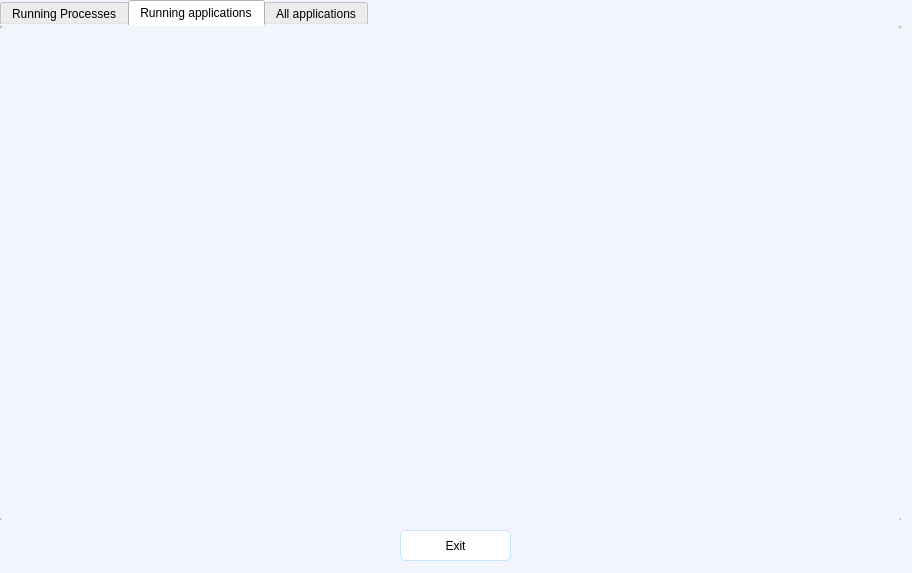
The window that apps.ui (hdkhang6803/PC_Remote_Control) describes before a commit, drawn with Qt 5.
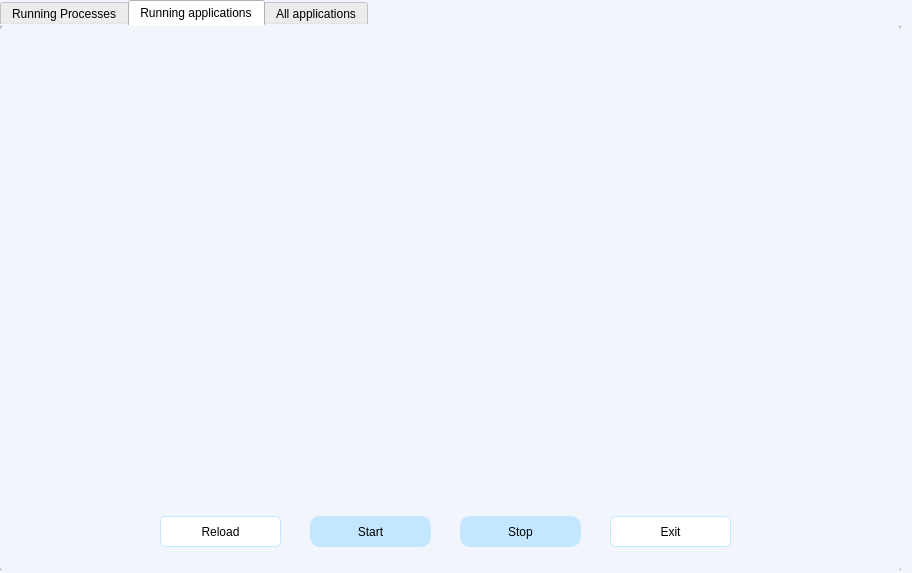
The same window after the commit. The open tabs and pages were chosen to show the change.

Commit message: app buttons (reload, sto, start)

What changed in the file:
```diff
--- a/apps.ui
+++ b/apps.ui
@@ -23,7 +23,7 @@
      <x>0</x>
      <y>0</y>
      <width>901</width>
-     <height>521</height>
+     <height>571</height>
     </rect>
    </property>
    <property name="styleSheet">
@@ -46,6 +46,66 @@
       </rect>
      </property>
     </widget>
+    <widget class="QPushButton" name="reloadButton">
+     <property name="geometry">
+      <rect>
+       <x>220</x>
+       <y>490</y>
+       <width>121</width>
+       <height>31</height>
+      </rect>
+     </property>
+     <property name="styleSheet">
+      <string notr="true">font: 600 10pt &quot;UTM Avo&quot;;
+border: 1px solid rgb(194, 231, 255);
+background-color: #ffffff;
+border-radius: 5px;
+</string>
+     </property>
+     <property name="text">
+      <string>Reload</string>
+     </property>
+    </widget>
+    <widget class="QPushButton" name="stopButton">
+     <property name="geometry">
+      <rect>
+       <x>370</x>
+       <y>490</y>
+       <width>151</width>
+       <height>31</height>
+      </rect>
+     </property>
+     <property name="styleSheet">
+      <string notr="true">font: 600 10pt &quot;UTM Avo&quot;;
+border: 1px solid rgb(194, 231, 255);
+background-color: rgb(194, 231, 255);
+border-radius: 10px;
+</string>
+     </property>
+     <property name="text">
+      <string> Kill process</string>
+     </property>
+    </widget>
+    <widget class="QPushButton" name="exitButton">
+     <property name="geometry">
+      <rect>
+       <x>550</x>
+       <y>490</y>
+       <width>121</width>
+       <height>31</height>
+      </rect>
+     </property>
+     <property name="styleSheet">
+      <string notr="true">font: 600 10pt &quot;UTM Avo&quot;;
+border: 1px solid rgb(194, 231, 255);
+background-color: #ffffff;
+border-radius: 5px;
+</string>
+     </property>
+     <property name="text">
+      <string>Exit</string>
+     </property>
+    </widget>
    </widget>
    <widget class="QWidget" name="runningAppsTab">
     <attribute name="title">
@@ -61,6 +121,86 @@
       </rect>
      </property>
     </widget>
+    <widget class="QPushButton" name="startButton_2">
+     <property name="geometry">
+      <rect>
+       <x>310</x>
+       <y>490</y>
+       <width>121</width>
+       <height>31</height>
+      </rect>
+     </property>
+     <property name="styleSheet">
+      <string notr="true">font: 600 10pt &quot;UTM Avo&quot;;
+border: 1px solid rgb(194, 231, 255);
+background-color: rgb(194, 231, 255);
+border-radius: 10px;
+</string>
+     </property>
+     <property name="text">
+      <string>Start</string>
+     </property>
+    </widget>
+    <widget class="QPushButton" name="stopButton_2">
+     <property name="geometry">
+      <rect>
+       <x>460</x>
+       <y>490</y>
+       <width>121</width>
+       <height>31</height>
+      </rect>
+     </property>
+     <property name="styleSheet">
+      <string notr="true">font: 600 10pt &quot;UTM Avo&quot;;
+border: 1px solid rgb(194, 231, 255);
+background-color: rgb(194, 231, 255);
+border-radius: 10px;
+</string>
+     </property>
+     <property name="text">
+      <string>Stop</string>
+     </property>
+    </widget>
+    <widget class="QPushButton" name="exitButton_2">
+     <property name="geometry">
+      <rect>
+       <x>610</x>
+       <y>490</y>
+       <width>121</width>
+       <height>31</height>
+      </rect>
+     </property>
+     <property name="styleSheet">
+      <string notr="true">font: 600 10pt &quot;UTM Avo&quot;;
+border: 1px solid rgb(194, 231, 255);
+background-color: #ffffff;
+border-radius: 5px;
+</string>
+     </property>
+     <property name="text">
+      <string>Exit</string>
+     </property>
+    </widget>
+    <widget class="QPushButton" name="reloadButton_2">
+     <property name="geometry">
+      <rect>
+       <x>160</x>
+       <y>490</y>
+       <width>121</width>
+       <height>31</height>
+      </rect>
+     </property>
+     <property name="styleSheet">
+      <string notr="true">font: 600 10pt &quot;UTM Avo&quot;;
+border: 1px solid rgb(194, 231, 255);
+background-color: #ffffff;
+border-radius: 5px;
+</string>
+     </property>
+     <property name="text">
+      <string>Reload</string>
+     </property>
+    </widget>
    </widget>
    <widget class="QWidget" name="allAppsTab">
     <attribute name="title">
@@ -78,26 +218,6 @@
     </widget>
    </widget>
   </widget>
-  <widget class="QPushButton" name="exitButton">
-   <property name="geometry">
-    <rect>
-     <x>400</x>
-     <y>530</y>
-     <width>111</width>
-     <height>31</height>
-    </rect>
-   </property>
-   <property name="styleSheet">
-    <string notr="true">font: 600 10pt &quot;UTM Avo&quot;;
-border: 1px solid rgb(194, 231, 255);
-background-color: #ffffff;
-border-radius: 5px;
-</string>
-   </property>
-   <property name="text">
-    <string>Exit</string>
-   </property>
-  </widget>
  </widget>
  <resources/>
  <connections/>
```
Left out of the diff: 68 changed lines with no effect on the pictures. The commit also changes 1 other file.
